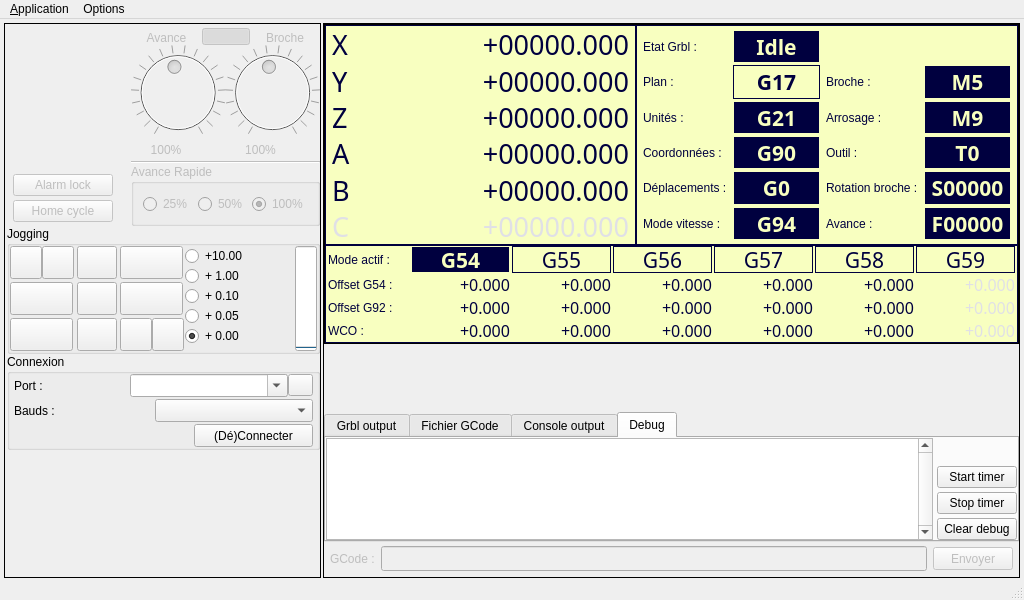
Old version of the form mainWindow.ui in the repository fra589/cn5X.
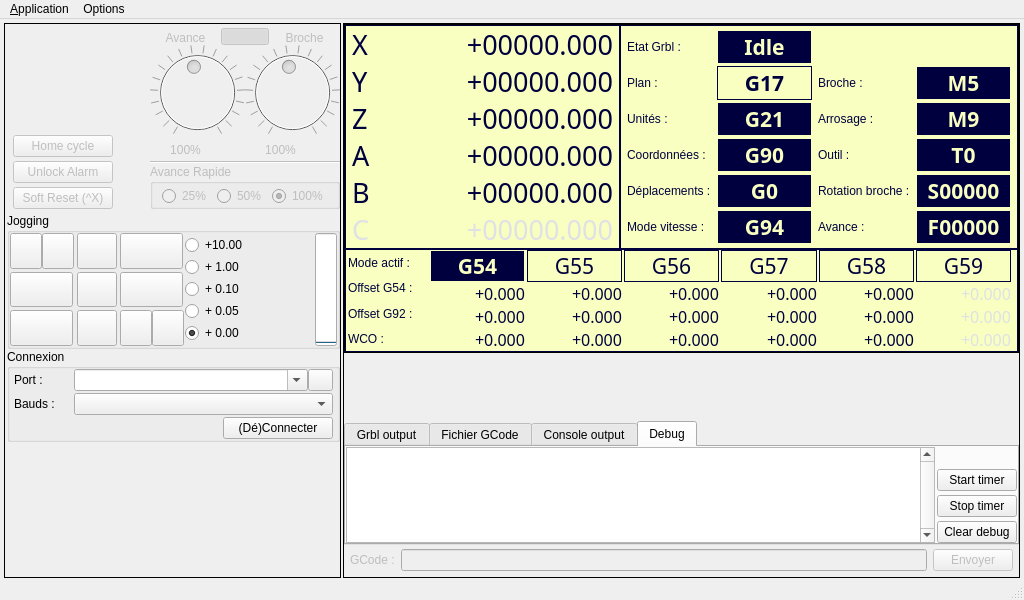
New version of the form. The open tabs and pages were chosen to show the change. Icons and pictures are not drawn. Custom widgets are drawn as their Qt base class.

Patch:
```diff
--- a/mainWindow.ui
+++ b/mainWindow.ui
@@ -33,10 +33,22 @@
     <height>600</height>
    </rect>
   </property>
+  <property name="sizePolicy">
+   <sizepolicy hsizetype="Fixed" vsizetype="Fixed">
+    <horstretch>0</horstretch>
+    <verstretch>0</verstretch>
+   </sizepolicy>
+  </property>
   <property name="minimumSize">
    <size>
-    <width>0</width>
-    <height>0</height>
+    <width>1024</width>
+    <height>600</height>
+   </size>
+  </property>
+  <property name="maximumSize">
+   <size>
+    <width>16777215</width>
+    <height>16777215</height>
    </size>
   </property>
   <property name="windowTitle">
@@ -68,6 +80,18 @@
       <property name="enabled">
        <bool>true</bool>
       </property>
+      <property name="sizePolicy">
+       <sizepolicy hsizetype="Minimum" vsizetype="Minimum">
+        <horstretch>0</horstretch>
+        <verstretch>0</verstretch>
+       </sizepolicy>
+      </property>
+      <property name="maximumSize">
+       <size>
+        <width>337</width>
+        <height>16777215</height>
+       </size>
+      </property>
       <property name="frameShape">
        <enum>QFrame::Box</enum>
       </property>
@@ -166,7 +190,7 @@
               <property name="sizeHint" stdset="0">
                <size>
                 <width>20</width>
-                <height>40</height>
+                <height>0</height>
                </size>
               </property>
              </spacer>
@@ -198,13 +222,23 @@
                <property name="bottomMargin">
                 <number>0</number>
                </property>
+               <item>
+                <widget class="QPushButton" name="btnHomeCycle">
+                 <property name="toolTip">
+                  <string>Cycle d'origine machine</string>
+                 </property>
+                 <property name="text">
+                  <string>Home cycle</string>
+                 </property>
+                </widget>
+               </item>
                <item>
                 <widget class="QPushButton" name="btnKillAlarm">
                  <property name="toolTip">
                   <string>Supprimer le verrou d'alarme Grbl</string>
                  </property>
                  <property name="text">
-                  <string>Alarm lock</string>
+                  <string>Unlock Alarm</string>
                  </property>
                  <property name="icon">
                   <iconset resource="cn5X.qrc">
@@ -219,12 +253,9 @@
                 </widget>
                </item>
                <item>
-                <widget class="QPushButton" name="btnHomeCycle">
-                 <property name="toolTip">
-                  <string>Cycle d'origine machine</string>
-                 </property>
+                <widget class="QPushButton" name="btnReset">
                  <property name="text">
-                  <string>Home cycle</string>
+                  <string>Soft Reset (^X)</string>
                  </property>
                 </widget>
                </item>
@@ -241,7 +272,7 @@
            </property>
            <property name="sizeHint" stdset="0">
             <size>
-             <width>17</width>
+             <width>0</width>
              <height>20</height>
             </size>
            </property>
@@ -272,7 +303,7 @@
              <number>0</number>
             </property>
             <property name="bottomMargin">
-             <number>0</number>
+             <number>4</number>
             </property>
             <item>
              <widget class="QFrame" name="frmVitesseTravail">
@@ -540,6 +571,9 @@
                <property name="spacing">
                 <number>2</number>
                </property>
+               <property name="leftMargin">
+                <number>9</number>
+               </property>
                <property name="topMargin">
                 <number>2</number>
                </property>
@@ -582,6 +616,19 @@
               </layout>
              </widget>
             </item>
+            <item>
+             <spacer name="verticalSpacer_4">
+              <property name="orientation">
+               <enum>Qt::Vertical</enum>
+              </property>
+              <property name="sizeHint" stdset="0">
+               <size>
+                <width>20</width>
+                <height>0</height>
+               </size>
+              </property>
+             </spacer>
+            </item>
            </layout>
           </widget>
          </item>
@@ -1139,6 +1186,12 @@
                 <height>0</height>
                </size>
               </property>
+              <property name="maximumSize">
+               <size>
+                <width>60</width>
+                <height>16777215</height>
+               </size>
+              </property>
               <property name="text">
                <string>Port :</string>
               </property>
@@ -1148,8 +1201,8 @@
              <widget class="QComboBox" name="cmbPort">
               <property name="minimumSize">
                <size>
-                <width>158</width>
-                <height>23</height>
+                <width>0</width>
+                <height>0</height>
                </size>
               </property>
               <property name="toolTip">
@@ -1184,6 +1237,9 @@
           </item>
           <item row="1" column="0">
            <layout class="QHBoxLayout" name="horizontalLayout_22">
+            <property name="spacing">
+             <number>0</number>
+            </property>
             <item>
              <widget class="QLabel" name="label_2">
               <property name="minimumSize">
@@ -1192,6 +1248,12 @@
                 <height>0</height>
                </size>
               </property>
+              <property name="maximumSize">
+               <size>
+                <width>60</width>
+                <height>16777215</height>
+               </size>
+              </property>
               <property name="text">
                <string>Bauds :</string>
               </property>
@@ -1201,8 +1263,8 @@
              <widget class="QComboBox" name="cmbBauds">
               <property name="minimumSize">
                <size>
-                <width>158</width>
-                <height>23</height>
+                <width>0</width>
+                <height>0</height>
                </size>
               </property>
              </widget>
@@ -1211,11 +1273,14 @@
           </item>
           <item row="2" column="0">
            <layout class="QHBoxLayout" name="horizontalLayout">
+            <property name="spacing">
+             <number>0</number>
+            </property>
             <item>
              <widget class="QLabel" name="lblConnectStatus">
               <property name="minimumSize">
                <size>
-                <width>180</width>
+                <width>0</width>
                 <height>0</height>
                </size>
               </property>
@@ -1229,7 +1294,13 @@
               <property name="minimumSize">
                <size>
                 <width>0</width>
-                <height>23</height>
+                <height>0</height>
+               </size>
+              </property>
+              <property name="maximumSize">
+               <size>
+                <width>110</width>
+                <height>16777215</height>
                </size>
               </property>
               <property name="text">
@@ -1286,7 +1357,7 @@
         <widget class="QFrame" name="grpStatus">
          <property name="minimumSize">
           <size>
-           <width>695</width>
+           <width>0</width>
            <height>0</height>
           </size>
          </property>
@@ -1325,7 +1396,7 @@
               <property name="minimumSize">
                <size>
                 <width>0</width>
-                <height>220</height>
+                <height>0</height>
                </size>
               </property>
               <property name="styleSheet">
@@ -1358,7 +1429,7 @@
                 <widget class="QLabel" name="label_3">
                  <property name="maximumSize">
                   <size>
-                   <width>25</width>
+                   <width>20</width>
                    <height>16777215</height>
                   </size>
                  </property>
@@ -1377,7 +1448,7 @@
                 <widget class="QLabel" name="lblPosX">
                  <property name="minimumSize">
                   <size>
-                   <width>170</width>
+                   <width>0</width>
                    <height>0</height>
                   </size>
                  </property>
@@ -1399,7 +1470,7 @@
                 <widget class="QLabel" name="label_4">
                  <property name="maximumSize">
                   <size>
-                   <width>25</width>
+                   <width>20</width>
                    <height>16777215</height>
                   </size>
                  </property>
@@ -1418,7 +1489,7 @@
                 <widget class="QLabel" name="lblPosY">
                  <property name="minimumSize">
                   <size>
-                   <width>170</width>
+                   <width>0</width>
                    <height>0</height>
                   </size>
                  </property>
@@ -1440,7 +1511,7 @@
                 <widget class="QLabel" name="label_5">
                  <property name="maximumSize">
                   <size>
-                   <width>25</width>
+                   <width>20</width>
                    <height>16777215</height>
                   </size>
                  </property>
@@ -1459,7 +1530,7 @@
                 <widget class="QLabel" name="lblPosZ">
                  <property name="minimumSize">
                   <size>
-                   <width>170</width>
+                   <width>0</width>
                    <height>0</height>
                   </size>
                  </property>
@@ -1481,7 +1552,7 @@
                 <widget class="QLabel" name="label_6">
                  <property name="maximumSize">
                   <size>
-                   <width>25</width>
+                   <width>20</width>
                    <height>16777215</height>
                   </size>
                  </property>
@@ -1500,7 +1571,7 @@
                 <widget class="QLabel" name="lblPosA">
                  <property name="minimumSize">
                   <size>
-                   <width>170</width>
+                   <width>0</width>
                    <height>0</height>
                   </size>
                  </property>
@@ -1522,7 +1593,7 @@
                 <widget class="QLabel" name="label_7">
                  <property name="maximumSize">
                   <size>
-                   <width>25</width>
+                   <width>20</width>
                    <height>16777215</height>
                   </size>
                  </property>
@@ -1541,7 +1612,7 @@
                 <widget class="QLabel" name="lblPosB">
                  <property name="minimumSize">
                   <size>
-                   <width>170</width>
+                   <width>0</width>
                    <height>0</height>
                   </size>
                  </property>
@@ -1563,7 +1634,7 @@
                 <widget class="QLabel" name="label_26">
                  <property name="maximumSize">
                   <size>
-                   <width>25</width>
+                   <width>20</width>
                    <height>16777215</height>
                   </size>
                  </property>
@@ -1585,7 +1656,7 @@
                 <widget class="QLabel" name="lblPosC">
                  <property name="minimumSize">
                   <size>
-                   <width>170</width>
+                   <width>0</width>
                    <height>0</height>
                   </size>
                  </property>
@@ -1648,7 +1719,7 @@
                 <widget class="QLabel" name="lblEtat">
                  <property name="minimumSize">
                   <size>
-                   <width>87</width>
+                   <width>95</width>
                    <height>0</height>
                   </size>
                  </property>
@@ -1689,8 +1760,8 @@
                 <widget class="QLabel" name="lblPlan">
                  <property name="minimumSize">
                   <size>
-                   <width>87</width>
-                   <height>27</height>
+                   <width>95</width>
+                   <height>0</height>
                   </size>
                  </property>
                  <property name="font">
@@ -1734,8 +1805,8 @@
                 <widget class="QLabel" name="lblBroche">
                  <property name="minimumSize">
                   <size>
-                   <width>87</width>
-                   <height>27</height>
+                   <width>95</width>
+                   <height>0</height>
                   </size>
                  </property>
                  <property name="font">
@@ -1775,8 +1846,8 @@
                 <widget class="QLabel" name="lblUnites">
                  <property name="minimumSize">
                   <size>
-                   <width>87</width>
-                   <height>27</height>
+                   <width>95</width>
+                   <height>0</height>
                   </size>
                  </property>
                  <property name="font">
@@ -1816,8 +1887,8 @@
                 <widget class="QLabel" name="lblArrosage">
                  <property name="minimumSize">
                   <size>
-                   <width>87</width>
-                   <height>27</height>
+                   <width>95</width>
+                   <height>0</height>
                   </size>
                  </property>
                  <property name="font">
@@ -1857,8 +1928,8 @@
                 <widget class="QLabel" name="lblCoord">
                  <property name="minimumSize">
                   <size>
-                   <width>87</width>
-                   <height>27</height>
+                   <width>95</width>
+                   <height>0</height>
                   </size>
                  </property>
                  <property name="font">
@@ -1898,8 +1969,8 @@
                 <widget class="QLabel" name="lblOutil">
                  <property name="minimumSize">
                   <size>
-                   <width>87</width>
-                   <height>27</height>
+                   <width>95</width>
+                   <height>0</height>
                   </size>
                  </property>
                  <property name="font">
@@ -1939,8 +2010,8 @@
                 <widget class="QLabel" name="lblDeplacements">
                  <property name="minimumSize">
                   <size>
-                   <width>87</width>
-                   <height>27</height>
+                   <width>95</width>
+                   <height>0</height>
                   </size>
                  </property>
                  <property name="font">
@@ -1980,8 +2051,8 @@
                 <widget class="QLabel" name="lblRotation">
                  <property name="minimumSize">
                   <size>
-                   <width>87</width>
-                   <height>27</height>
+                   <width>95</width>
+                   <height>0</height>
                   </size>
                  </property>
                  <property name="font">
@@ -2021,8 +2092,8 @@
                 <widget class="QLabel" name="lblVitesse">
                  <property name="minimumSize">
                   <size>
-                   <width>87</width>
-                   <height>27</height>
+                   <width>95</width>
+                   <height>0</height>
                   </size>
                  </property>
                  <property name="font">
@@ -2062,8 +2133,8 @@
                 <widget class="QLabel" name="lblAvance">
                  <property name="minimumSize">
                   <size>
-                   <width>87</width>
-                   <height>27</height>
+                   <width>95</width>
+                   <height>0</height>
                   </size>
                  </property>
                  <property name="font">
@@ -2129,7 +2200,13 @@
               <number>0</number>
              </property>
              <item>
-              <widget class="QFrame" name="frame_8">
+              <widget class="QFrame" name="frmCoordOffsetsLabels">
+               <property name="maximumSize">
+                <size>
+                 <width>120</width>
+                 <height>16777215</height>
+                </size>
+               </property>
                <property name="frameShape">
                 <enum>QFrame::NoFrame</enum>
                </property>
@@ -2157,7 +2234,7 @@
                   <property name="minimumSize">
                    <size>
                     <width>0</width>
-                    <height>27</height>
+                    <height>0</height>
                    </size>
                   </property>
                   <property name="cursor">
@@ -2196,10 +2273,29 @@
               </widget>
              </item>
              <item>
+              <widget class="QFrame" name="frmCoordOffsetsValues">
+               <property name="minimumSize">
+                <size>
+                 <width>587</width>
+                 <height>0</height>
+                </size>
+               </property>
               <layout class="QVBoxLayout" name="verticalLayout_3">
                <property name="spacing">
                 <number>0</number>
                </property>
+                <property name="leftMargin">
+                 <number>0</number>
+                </property>
+                <property name="topMargin">
+                 <number>0</number>
+                </property>
+                <property name="rightMargin">
+                 <number>4</number>
+                </property>
+                <property name="bottomMargin">
+                 <number>0</number>
+                </property>
                <item>
                 <layout class="QHBoxLayout" name="horizontalLayout_6">
                  <property name="spacing">
@@ -2212,8 +2308,8 @@
                   <widget class="cnQLabel" name="lblG54">
                    <property name="minimumSize">
                     <size>
-                     <width>87</width>
-                     <height>27</height>
+                      <width>0</width>
+                      <height>0</height>
                     </size>
                    </property>
                    <property name="font">
@@ -2249,8 +2345,8 @@
                   <widget class="cnQLabel" name="lblG55">
                    <property name="minimumSize">
                     <size>
-                     <width>87</width>
-                     <height>27</height>
+                      <width>0</width>
+                      <height>0</height>
                     </size>
                    </property>
                    <property name="font">
@@ -2285,8 +2381,8 @@
                   <widget class="cnQLabel" name="lblG56">
                    <property name="minimumSize">
                     <size>
-                     <width>87</width>
-                     <height>27</height>
+                      <width>0</width>
+                      <height>0</height>
                     </size>
                    </property>
                    <property name="font">
@@ -2321,8 +2417,8 @@
                   <widget class="cnQLabel" name="lblG57">
                    <property name="minimumSize">
                     <size>
-                     <width>87</width>
-                     <height>27</height>
+                      <width>0</width>
+                      <height>0</height>
                     </size>
                    </property>
                    <property name="font">
@@ -2357,8 +2453,8 @@
                   <widget class="cnQLabel" name="lblG58">
                    <property name="minimumSize">
                     <size>
-                     <width>87</width>
-                     <height>27</height>
+                      <width>0</width>
+                      <height>0</height>
                     </size>
                    </property>
                    <property name="font">
@@ -2396,8 +2492,8 @@
                   <widget class="cnQLabel" name="lblG59">
                    <property name="minimumSize">
                     <size>
-                     <width>87</width>
-                     <height>27</height>
+                      <width>0</width>
+                      <height>0</height>
                     </size>
                    </property>
                    <property name="font">
@@ -2442,7 +2538,7 @@
                   <widget class="QLabel" name="lblG5xX">
                    <property name="minimumSize">
                     <size>
-                     <width>99</width>
+                      <width>0</width>
                      <height>0</height>
                     </size>
                    </property>
@@ -2470,7 +2566,7 @@
                   <widget class="QLabel" name="lblG5xY">
                    <property name="minimumSize">
                     <size>
-                     <width>99</width>
+                      <width>0</width>
                      <height>0</height>
                     </size>
                    </property>
@@ -2498,7 +2594,7 @@
                   <widget class="QLabel" name="lblG5xZ">
                    <property name="minimumSize">
                     <size>
-                     <width>99</width>
+                      <width>0</width>
                      <height>0</height>
                     </size>
                    </property>
@@ -2526,7 +2622,7 @@
                   <widget class="QLabel" name="lblG5xA">
                    <property name="minimumSize">
                     <size>
-                     <width>99</width>
+                      <width>0</width>
                      <height>0</height>
                     </size>
                    </property>
@@ -2554,7 +2650,7 @@
                   <widget class="QLabel" name="lblG5xB">
                    <property name="minimumSize">
                     <size>
-                     <width>99</width>
+                      <width>0</width>
                      <height>0</height>
                     </size>
                    </property>
@@ -2582,7 +2678,7 @@
                   <widget class="QLabel" name="lblG5xC">
                    <property name="minimumSize">
                     <size>
-                     <width>99</width>
+                      <width>0</width>
                      <height>0</height>
                     </size>
                    </property>
@@ -2623,7 +2719,7 @@
                   <widget class="QLabel" name="lblG92X">
                    <property name="minimumSize">
                     <size>
-                     <width>99</width>
+                      <width>0</width>
                      <height>0</height>
                     </size>
                    </property>
@@ -2651,7 +2747,7 @@
                   <widget class="QLabel" name="lblG92Y">
                    <property name="minimumSize">
                     <size>
-                     <width>99</width>
+                      <width>0</width>
                      <height>0</height>
                     </size>
                    </property>
@@ -2679,7 +2775,7 @@
                   <widget class="QLabel" name="lblG92Z">
                    <property name="minimumSize">
                     <size>
-                     <width>99</width>
+                      <width>0</width>
                      <height>0</height>
                     </size>
                    </property>
@@ -2707,7 +2803,7 @@
                   <widget class="QLabel" name="lblG92A">
                    <property name="minimumSize">
                     <size>
-                     <width>99</width>
+                      <width>0</width>
                      <height>0</height>
                     </size>
                    </property>
@@ -2735,7 +2831,7 @@
                   <widget class="QLabel" name="lblG92B">
                    <property name="minimumSize">
                     <size>
-                     <width>99</width>
+                      <width>0</width>
                      <height>0</height>
                     </size>
                    </property>
@@ -2763,7 +2859,7 @@
                   <widget class="QLabel" name="lblG92C">
                    <property name="minimumSize">
                     <size>
-                     <width>99</width>
+                      <width>0</width>
                      <height>0</height>
                     </size>
                    </property>
@@ -2804,7 +2900,7 @@
                   <widget class="QLabel" name="lblWcoX">
                    <property name="minimumSize">
                     <size>
-                     <width>99</width>
+                      <width>0</width>
                      <height>0</height>
                     </size>
                    </property>
@@ -2832,7 +2928,7 @@
                   <widget class="QLabel" name="lblWcoY">
                    <property name="minimumSize">
                     <size>
-                     <width>99</width>
+                      <width>0</width>
                      <height>0</height>
                     </size>
                    </property>
@@ -2860,7 +2956,7 @@
                   <widget class="QLabel" name="lblWcoZ">
                    <property name="minimumSize">
                     <size>
-                     <width>99</width>
+                      <width>0</width>
                      <height>0</height>
                     </size>
                    </property>
@@ -2888,7 +2984,7 @@
                   <widget class="QLabel" name="lblWcoA">
                    <property name="minimumSize">
                     <size>
-                     <width>99</width>
+                      <width>0</width>
                      <height>0</height>
                     </size>
                    </property>
@@ -2916,7 +3012,7 @@
                   <widget class="QLabel" name="lblWcoB">
                    <property name="minimumSize">
                     <size>
-                     <width>99</width>
+                      <width>0</width>
                      <height>0</height>
                     </size>
                    </property>
@@ -2944,7 +3040,7 @@
                   <widget class="QLabel" name="lblWcoC">
                    <property name="minimumSize">
                     <size>
-                     <width>99</width>
+                      <width>0</width>
                      <height>0</height>
                     </size>
                    </property>
@@ -2974,6 +3070,7 @@
                 </layout>
                </item>
               </layout>
+              </widget>
              </item>
             </layout>
            </widget>
@@ -3549,7 +3646,7 @@
           </attribute>
           <layout class="QHBoxLayout" name="horizontalLayout_18">
            <property name="spacing">
-            <number>4</number>
+            <number>2</number>
            </property>
            <property name="leftMargin">
             <number>0</number>
@@ -3568,7 +3665,7 @@
              <property name="minimumSize">
               <size>
                <width>0</width>
-               <height>91</height>
+               <height>0</height>
               </size>
              </property>
              <property name="font">
@@ -3659,7 +3756,7 @@
             <property name="minimumSize">
              <size>
               <width>0</width>
-              <height>25</height>
+              <height>0</height>
              </size>
             </property>
             <property name="focusPolicy">
@@ -3675,7 +3772,7 @@
             <property name="minimumSize">
              <size>
               <width>0</width>
-              <height>23</height>
+              <height>0</height>
              </size>
             </property>
             <property name="text">
```
Left out of the diff: 78 changed lines with no effect on the pictures. Lines whose indentation alone changed are shown as unchanged.
